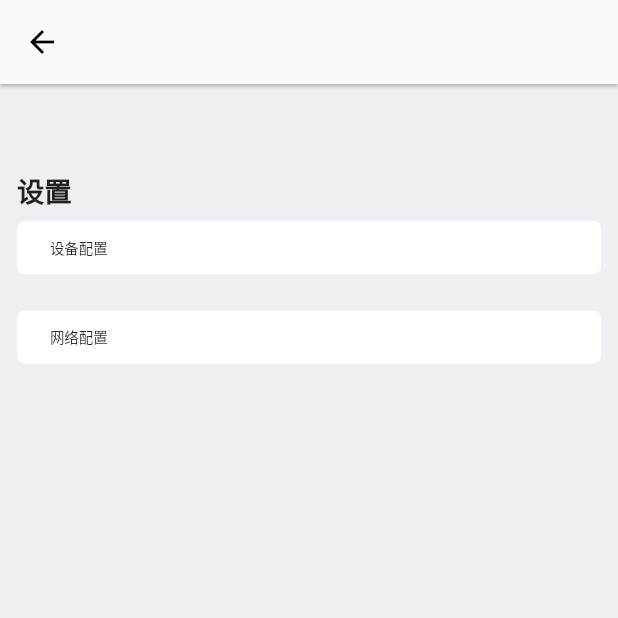
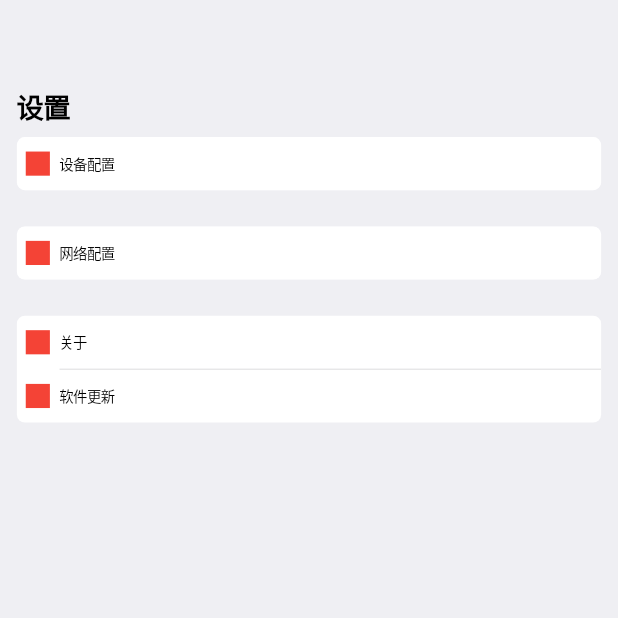
Before and after one commit to miniocean404-flutter/Flutter-SignUp, a Flutter app: the Setting screen opened by its route, on a phone screen of 412 x 824 dp, the top half of it. Run offline on Flutter 3.47's test engine with Material 2 defaults, Android fonts, the phone set to English and light mode, and no system bars; our stand-ins replace dio, fluro, flutter_screenutil, fluttertoast, logger, lottie and 2 more; missing offline and left inert: mobile_scanner; accounts and stored records are empty; network calls fail.

Commit message:
修改风格为iOS，封装设置页的组件

```diff
--- a/lib/components/busin/qr_scanner.dart
+++ b/lib/components/busin/qr_scanner.dart
@@ -1,4 +1,4 @@
-import 'package:flutter/material.dart';
+import 'package:flutter/cupertino.dart';
 import 'package:flutter/services.dart';
 import 'package:flutter_sign_in/utils/logger.dart';
 import 'package:mobile_scanner/mobile_scanner.dart';
--- a/lib/components/busin/setting_bg.dart
+++ b/lib/components/busin/setting_bg.dart
@@ -1,12 +1,14 @@
-import 'package:flutter/material.dart';
+import 'package:flutter/cupertino.dart';
 import 'package:flutter_screenutil/flutter_screenutil.dart';
 
 class SettingBg extends StatefulWidget {
-  final List<Widget> child;
+  final Widget? child;
+  final List<Widget>? childs;
 
   const SettingBg({
     Key? key,
-    required this.child,
+    this.child,
+    this.childs,
   }) : super(key: key);
 
   @override
@@ -19,20 +21,53 @@ class _SettingBgState extends State<SettingBg> {
   @override
   void initState() {
     super.initState();
+
+    addLine();
+  }
+
+  void addLine() {
+    final childs = widget.childs;
+    if (childs != null) {
+      for (var i = 0; i <= childs.length - 1; i++) {
+        list.add(childs[i]);
+
+        if (i != childs.length - 1) {
+          list.add(
+            Row(
+              children: [
+                SizedBox(width: 53.w),
+                Flexible(
+                  child: Container(
+                    color: const Color(0xffC6C6C8),
+                    height: 0.5.h,
+                  ),
+                ),
+              ],
+            ),
+          );
+        }
+      }
+    }
   }
 
   @override
   Widget build(BuildContext context) {
     return Container(
       width: double.infinity,
+      // 超出部分的操作，
+      //  antiAlias 隐藏锯齿，保真度高，
+      //  hardEdge  隐藏锯齿，保真度低，
+      //  none 不进行隐藏
+      clipBehavior: Clip.antiAlias,
       decoration: BoxDecoration(
         color: const Color(0xffFFFFFf),
         borderRadius: BorderRadius.all(Radius.circular(10.r)),
       ),
-      child: Column(
-        mainAxisAlignment: MainAxisAlignment.center,
-        children: widget.child,
-      ),
+      child: widget.childs != null
+          ? Column(mainAxisAlignment: MainAxisAlignment.center, children: list
+              //  widget.childs as List<Widget>,
+              )
+          : widget.child,
     );
   }
 }
--- /dev/null
+++ b/lib/components/busin/setting_icon_button_bar.dart
@@ -0,0 +1,39 @@
+import 'package:flutter/material.dart';
+import 'package:flutter_screenutil/flutter_screenutil.dart';
+
+class SettingBar extends StatefulWidget {
+  // 按钮条颜色
+  final Color? color;
+  final String title;
+
+  const SettingBar({
+    Key? key,
+    this.color,
+    required this.title,
+  }) : super(key: key);
+
+  @override
+  State<SettingBar> createState() => _SettingBarState();
+}
+
+class _SettingBarState extends State<SettingBar> {
+  @override
+  Widget build(BuildContext context) {
+    return Container(
+      height: 44.h,
+      width: double.infinity,
+      color: widget.color ?? Colors.transparent,
+      child: Row(
+        children: [
+          SizedBox(width: 11.w),
+          Container(color: Colors.red, width: 30.r, height: 30.r),
+          SizedBox(width: 12.w),
+          Text(
+            widget.title,
+            style: TextStyle(fontSize: 18.sp),
+          )
+        ],
+      ),
+    );
+  }
+}
--- a/lib/config/global.dart
+++ b/lib/config/global.dart
@@ -1,5 +1,5 @@
+import 'package:flutter/cupertino.dart';
 import 'package:flutter/gestures.dart';
-import 'package:flutter/material.dart';
 import 'package:flutter_sign_in/router/routers.dart';
 import 'package:flutter_screenutil/flutter_screenutil.dart';
 import 'package:flutter_sign_in/utils/shared_preferences.dart';
--- a/lib/config/theme/index.dart
+++ b/lib/config/theme/android.dart
@@ -35,7 +35,7 @@ class ColorSchemeConfig {
   }
 }
 
-ThemeData themeColor() {
+ThemeData androidThemeColor() {
   return ThemeData(
     // platform: TargetPlatform.iOS, //启动时候的平台模式，打包还是原来的模式
 
@@ -130,7 +130,7 @@ ThemeData themeColor() {
   );
 }
 
-ThemeData darkTheme() {
+ThemeData androidDarkTheme() {
   return ThemeData(
     // * 全局主题
     colorScheme: ColorSchemeConfig.colorScheme(mode: Brightness.dark),
--- a/lib/provider/data.dart
+++ b/lib/provider/data.dart
@@ -1,4 +1,4 @@
-import 'package:flutter/material.dart';
+import 'package:flutter/cupertino.dart';
 
 class Data extends ChangeNotifier {
   late String data;
--- a/lib/router/route_handler.dart
+++ b/lib/router/route_handler.dart
@@ -1,7 +1,7 @@
+import 'package:flutter/cupertino.dart';
 import 'package:flutter_sign_in/views/home/index.dart';
 import 'package:flutter_sign_in/views/splash.dart';
 import 'package:fluro/fluro.dart';
-import 'package:flutter/material.dart';
 
 final splashHandler =
     Handler(handlerFunc: (BuildContext? context, Map<String, dynamic> params) {
--- a/lib/utils/water_ripple.dart
+++ b/lib/utils/water_ripple.dart
@@ -1,6 +1,6 @@
+// 去除按钮水波纹
 import 'package:flutter/material.dart';
 
-// 去除按钮水波纹
 class NoSplashFactory extends InteractiveInkFeatureFactory {
   const NoSplashFactory();
 
--- a/lib/views/setting/index.dart
+++ b/lib/views/setting/index.dart
@@ -1,6 +1,15 @@
-import 'package:flutter/material.dart';
+import 'package:flutter/cupertino.dart';
 import 'package:flutter_screenutil/flutter_screenutil.dart';
+import 'package:flutter_sign_in/components/busin/setting_icon_button_bar.dart';
 import 'package:flutter_sign_in/components/busin/setting_bg.dart';
+import 'package:flutter_sign_in/router/routers.dart';
+
+enum Page {
+  device,
+  network,
+  about,
+  update,
+}
 
 class Setting extends StatefulWidget {
   const Setting({Key? key}) : super(key: key);
@@ -10,17 +19,36 @@ class Setting extends StatefulWidget {
 }
 
 class _SettingState extends State<Setting> {
+  // 跳转页面
+  goPage(page) {
+    switch (page) {
+      case Page.device:
+        Routers.navigateTo(context, Routers.settingDevice);
+        break;
+      case Page.network:
+        Routers.navigateTo(context, Routers.settingNetwork);
+        break;
+      case Page.about:
+        Routers.navigateTo(context, Routers.settingAbout);
+        break;
+      case Page.update:
+        Routers.navigateTo(context, Routers.settingUpdate);
+        break;
+      default:
+    }
+  }
+
   @override
   Widget build(BuildContext context) {
-    return Scaffold(
-      appBar: AppBar(),
-      body: Container(
+    return CupertinoPageScaffold(
+      child: Container(
         width: double.infinity,
         color: const Color(0xffefeff3),
         child: Container(
           margin: EdgeInsets.fromLTRB(21.w, 72.h, 21.w, 0),
           child: Column(
             crossAxisAlignment: CrossAxisAlignment.start,
+            // 设置标题
             children: [
               Text(
                 '设置',
@@ -30,39 +58,42 @@ class _SettingState extends State<Setting> {
                 ),
               ),
               SizedBox(height: 8.h),
+
+              // 设备配置
+
               SettingBg(
-                child: [
-                  SizedBox(
-                    height: 44.h,
-                    child: Row(
-                      children: [
-                        SizedBox(width: 11.w),
-                        SizedBox(width: 30.r, height: 30.r),
-                        Text(
-                          '设备配置',
-                          style: TextStyle(fontSize: 18.sp),
-                        )
-                      ],
-                    ),
+                child: GestureDetector(
+                  onTap: () => goPage(Page.device),
+                  child: const SettingBg(
+                    child: SettingBar(title: '设备配置'),
                   ),
-                ],
+                ),
+              ),
+
+              SizedBox(height: 30.h),
+
+              // 网络配置
+              SettingBg(
+                child: GestureDetector(
+                  onTap: () => goPage(Page.network),
+                  child: const SettingBg(
+                    child: SettingBar(title: '网络配置'),
+                  ),
+                ),
               ),
               SizedBox(height: 30.h),
+
+              // 关于、软件更新
               SettingBg(
-                child: [
-                  SizedBox(
-                    height: 44.h,
-                    child: Row(
-                      children: [
-                        SizedBox(width: 11.w),
-                        SizedBox(width: 30.r, height: 30.r),
-                        Text(
-                          '网络配置',
-                          style: TextStyle(fontSize: 18.sp),
-                        )
-                      ],
-                    ),
+                childs: [
+                  GestureDetector(
+                    onTap: () => goPage(Page.about),
+                    child: const SettingBar(title: '关于'),
                   ),
+                  GestureDetector(
+                    onTap: () => goPage(Page.update),
+                    child: const SettingBar(title: '软件更新'),
+                  )
                 ],
               ),
               SizedBox(height: 30.h),
--- a/lib/views/splash.dart
+++ b/lib/views/splash.dart
@@ -1,9 +1,9 @@
 // 启动页
 import 'dart:async';
 
+import 'package:flutter/cupertino.dart';
 import 'package:flutter/material.dart';
 import 'package:flutter_sign_in/config/assets.dart';
-import 'package:flutter_sign_in/config/global.dart';
 import 'package:flutter_sign_in/router/routers.dart';
 
 class Splash extends StatefulWidget {
@@ -67,8 +67,8 @@ class _SplashState extends State<Splash> with TickerProviderStateMixin {
 
   @override
   Widget build(BuildContext context) {
-    return Scaffold(
-      body: Stack(
+    return CupertinoPageScaffold(
+      child: Stack(
         children: [
           Container(
             color: Colors.transparent,
```
Also changed, not shown: lib/config/theme/ios.dart (added, +29 -0 lines), lib/main.dart (+7 -6 lines), lib/router/routers.dart (+9 -8 lines), lib/views/home/index.dart (+3 -4 lines), lib/views/setting/setting-detail/network_config.dart (+22 -1 lines), 1 other file.
